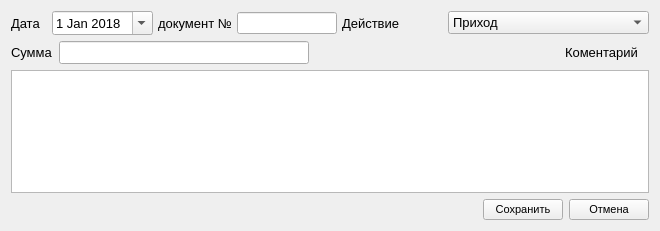
Old version of the form faces/edit_bank_docs.ui in the repository vanobl/counter.
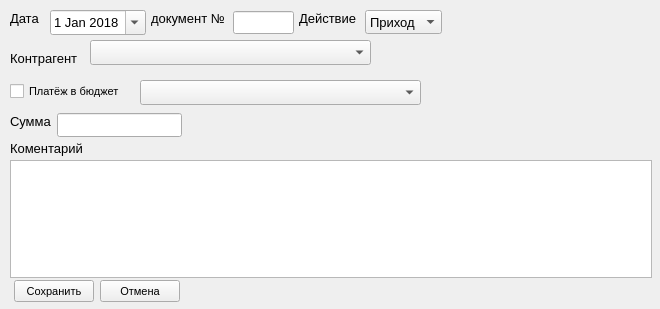
New version of the form.

Commit message: в выписку добавлены: контрагент и бюджет

```diff
--- a/faces/edit_bank_docs.ui
+++ b/faces/edit_bank_docs.ui
@@ -7,7 +7,7 @@
     <x>0</x>
     <y>0</y>
     <width>660</width>
-    <height>231</height>
+    <height>309</height>
    </rect>
   </property>
   <property name="sizePolicy">
@@ -24,23 +24,116 @@
   <property name="windowTitle">
    <string>Form</string>
   </property>
-  <layout class="QVBoxLayout" name="verticalLayout">
-   <item>
-    <layout class="QHBoxLayout" name="horizontalLayout_2" stretch="0,1,0,1,1,2">
-     <property name="spacing">
-      <number>5</number>
-     </property>
-     <property name="sizeConstraint">
-      <enum>QLayout::SetMaximumSize</enum>
-     </property>
-     <property name="leftMargin">
-      <number>0</number>
-     </property>
-     <property name="topMargin">
-      <number>0</number>
-     </property>
-     <item>
-      <widget class="QLabel" name="label">
+  <widget class="QTextEdit" name="comment_edit">
+   <property name="geometry">
+    <rect>
+     <x>10</x>
+     <y>160</y>
+     <width>642</width>
+     <height>118</height>
+    </rect>
+   </property>
+  </widget>
+  <widget class="QLabel" name="label_counterparties">
+   <property name="geometry">
+    <rect>
+     <x>10</x>
+     <y>50</y>
+     <width>71</width>
+     <height>16</height>
+    </rect>
+   </property>
+   <property name="font">
+    <font>
+     <pointsize>10</pointsize>
+    </font>
+   </property>
+   <property name="text">
+    <string>Контрагент</string>
+   </property>
+  </widget>
+  <widget class="QComboBox" name="combo_counterparties">
+   <property name="geometry">
+    <rect>
+     <x>90</x>
+     <y>40</y>
+     <width>281</width>
+     <height>25</height>
+    </rect>
+   </property>
+  </widget>
+  <widget class="QLabel" name="label_summ">
+   <property name="geometry">
+    <rect>
+     <x>10</x>
+     <y>113</y>
+     <width>41</width>
+     <height>16</height>
+    </rect>
+   </property>
+   <property name="font">
+    <font>
+     <pointsize>10</pointsize>
+    </font>
+   </property>
+   <property name="text">
+    <string>Сумма</string>
+   </property>
+  </widget>
+  <widget class="QLineEdit" name="summ_edit">
+   <property name="geometry">
+    <rect>
+     <x>57</x>
+     <y>113</y>
+     <width>125</width>
+     <height>24</height>
+    </rect>
+   </property>
+   <property name="sizePolicy">
+    <sizepolicy hsizetype="Expanding" vsizetype="Fixed">
+     <horstretch>0</horstretch>
+     <verstretch>0</verstretch>
+    </sizepolicy>
+   </property>
+   <property name="font">
+    <font>
+     <pointsize>10</pointsize>
+    </font>
+   </property>
+  </widget>
+  <widget class="QLabel" name="label_coment">
+   <property name="geometry">
+    <rect>
+     <x>10</x>
+     <y>140</y>
+     <width>85</width>
+     <height>16</height>
+    </rect>
+   </property>
+   <property name="sizePolicy">
+    <sizepolicy hsizetype="Preferred" vsizetype="Fixed">
+     <horstretch>0</horstretch>
+     <verstretch>0</verstretch>
+    </sizepolicy>
+   </property>
+   <property name="font">
+    <font>
+     <pointsize>10</pointsize>
+    </font>
+   </property>
+   <property name="text">
+    <string>Коментарий   </string>
+   </property>
+  </widget>
+  <widget class="QLabel" name="label_date">
+   <property name="geometry">
+    <rect>
+     <x>10</x>
+     <y>10</y>
+     <width>35</width>
+     <height>16</height>
+    </rect>
+   </property>
        <property name="font">
         <font>
          <pointsize>10</pointsize>
@@ -50,9 +143,15 @@
         <string>Дата  </string>
        </property>
       </widget>
-     </item>
-     <item>
       <widget class="QDateEdit" name="date_edit">
+   <property name="geometry">
+    <rect>
+     <x>50</x>
+     <y>10</y>
+     <width>96</width>
+     <height>25</height>
+    </rect>
+   </property>
        <property name="sizePolicy">
         <sizepolicy hsizetype="Minimum" vsizetype="Minimum">
          <horstretch>0</horstretch>
@@ -81,9 +180,15 @@
         </date>
        </property>
       </widget>
-     </item>
-     <item>
-      <widget class="QLabel" name="label_5">
+  <widget class="QLabel" name="label_number_doc">
+   <property name="geometry">
+    <rect>
+     <x>151</x>
+     <y>10</y>
+     <width>77</width>
+     <height>16</height>
+    </rect>
+   </property>
        <property name="font">
         <font>
          <pointsize>10</pointsize>
@@ -93,18 +198,30 @@
         <string>документ №</string>
        </property>
       </widget>
-     </item>
-     <item>
       <widget class="QLineEdit" name="number_doc_edit">
+   <property name="geometry">
+    <rect>
+     <x>233</x>
+     <y>11</y>
+     <width>61</width>
+     <height>23</height>
+    </rect>
+   </property>
        <property name="font">
         <font>
          <pointsize>9</pointsize>
         </font>
        </property>
       </widget>
-     </item>
-     <item>
-      <widget class="QLabel" name="label_3">
+  <widget class="QLabel" name="label_action">
+   <property name="geometry">
+    <rect>
+     <x>299</x>
+     <y>10</y>
+     <width>59</width>
+     <height>16</height>
+    </rect>
+   </property>
        <property name="font">
         <font>
          <pointsize>10</pointsize>
@@ -114,12 +231,18 @@
         <string>Действие</string>
        </property>
       </widget>
-     </item>
-     <item>
       <widget class="QComboBox" name="cmbox_action">
        <property name="enabled">
         <bool>true</bool>
        </property>
+   <property name="geometry">
+    <rect>
+     <x>365</x>
+     <y>10</y>
+     <width>77</width>
+     <height>24</height>
+    </rect>
+   </property>
        <property name="font">
         <font>
          <pointsize>10</pointsize>
@@ -145,94 +268,15 @@
         </property>
        </item>
       </widget>
-     </item>
-    </layout>
-   </item>
-   <item>
-    <layout class="QHBoxLayout" name="horizontalLayout_3" stretch="0,0,0,0">
-     <property name="sizeConstraint">
-      <enum>QLayout::SetMinimumSize</enum>
-     </property>
-     <item>
-      <widget class="QLabel" name="label_2">
-       <property name="font">
-        <font>
-         <pointsize>10</pointsize>
-        </font>
-       </property>
-       <property name="text">
-        <string>Сумма</string>
-       </property>
-      </widget>
-     </item>
-     <item>
-      <widget class="QLineEdit" name="summ_edit">
-       <property name="sizePolicy">
-        <sizepolicy hsizetype="Expanding" vsizetype="Fixed">
-         <horstretch>0</horstretch>
-         <verstretch>0</verstretch>
-        </sizepolicy>
-       </property>
-       <property name="font">
-        <font>
-         <pointsize>10</pointsize>
-        </font>
-       </property>
-      </widget>
-     </item>
-     <item>
-      <spacer name="horizontalSpacer_2">
-       <property name="orientation">
-        <enum>Qt::Horizontal</enum>
-       </property>
-       <property name="sizeHint" stdset="0">
-        <size>
-         <width>28</width>
-         <height>20</height>
-        </size>
-       </property>
-      </spacer>
-     </item>
-     <item>
-      <widget class="QLabel" name="label_4">
-       <property name="sizePolicy">
-        <sizepolicy hsizetype="Preferred" vsizetype="Fixed">
-         <horstretch>0</horstretch>
-         <verstretch>0</verstretch>
-        </sizepolicy>
-       </property>
-       <property name="font">
-        <font>
-         <pointsize>10</pointsize>
-        </font>
-       </property>
-       <property name="text">
-        <string>Коментарий   </string>
-       </property>
-      </widget>
-     </item>
-    </layout>
-   </item>
-   <item>
-    <widget class="QTextEdit" name="comment_edit"/>
-   </item>
-   <item>
-    <layout class="QHBoxLayout" name="horizontalLayout">
-     <item>
-      <spacer name="horizontalSpacer">
-       <property name="orientation">
-        <enum>Qt::Horizontal</enum>
-       </property>
-       <property name="sizeHint" stdset="0">
-        <size>
-         <width>20</width>
-         <height>13</height>
-        </size>
-       </property>
-      </spacer>
-     </item>
-     <item>
       <widget class="QPushButton" name="btn_action">
+   <property name="geometry">
+    <rect>
+     <x>14</x>
+     <y>280</y>
+     <width>80</width>
+     <height>22</height>
+    </rect>
+   </property>
        <property name="font">
         <font>
          <pointsize>8</pointsize>
@@ -242,17 +286,45 @@
         <string>Сохранить</string>
        </property>
       </widget>
-     </item>
-     <item>
       <widget class="QPushButton" name="btn_exit">
+   <property name="geometry">
+    <rect>
+     <x>100</x>
+     <y>280</y>
+     <width>80</width>
+     <height>22</height>
+    </rect>
+   </property>
        <property name="text">
         <string>Отмена</string>
        </property>
       </widget>
-     </item>
-    </layout>
-   </item>
-  </layout>
+  <widget class="QCheckBox" name="check_byudget">
+   <property name="geometry">
+    <rect>
+     <x>10</x>
+     <y>80</y>
+     <width>121</width>
+     <height>23</height>
+    </rect>
+   </property>
+   <property name="text">
+    <string>Платёж в бюджет</string>
+   </property>
+  </widget>
+  <widget class="QComboBox" name="combo_byudget">
+   <property name="geometry">
+    <rect>
+     <x>140</x>
+     <y>80</y>
+     <width>281</width>
+     <height>25</height>
+    </rect>
+   </property>
+   <property name="editable">
+    <bool>false</bool>
+   </property>
+  </widget>
  </widget>
  <resources/>
  <connections/>
```
Lines whose indentation alone changed are shown as unchanged. The commit also changes 8 other files.
